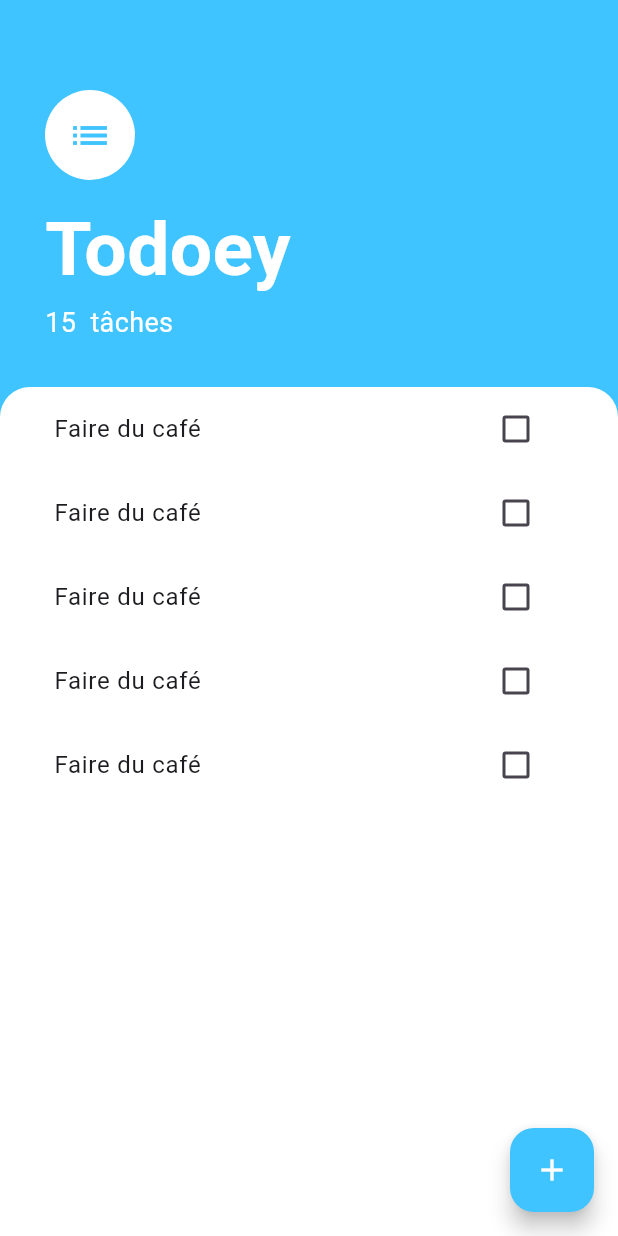
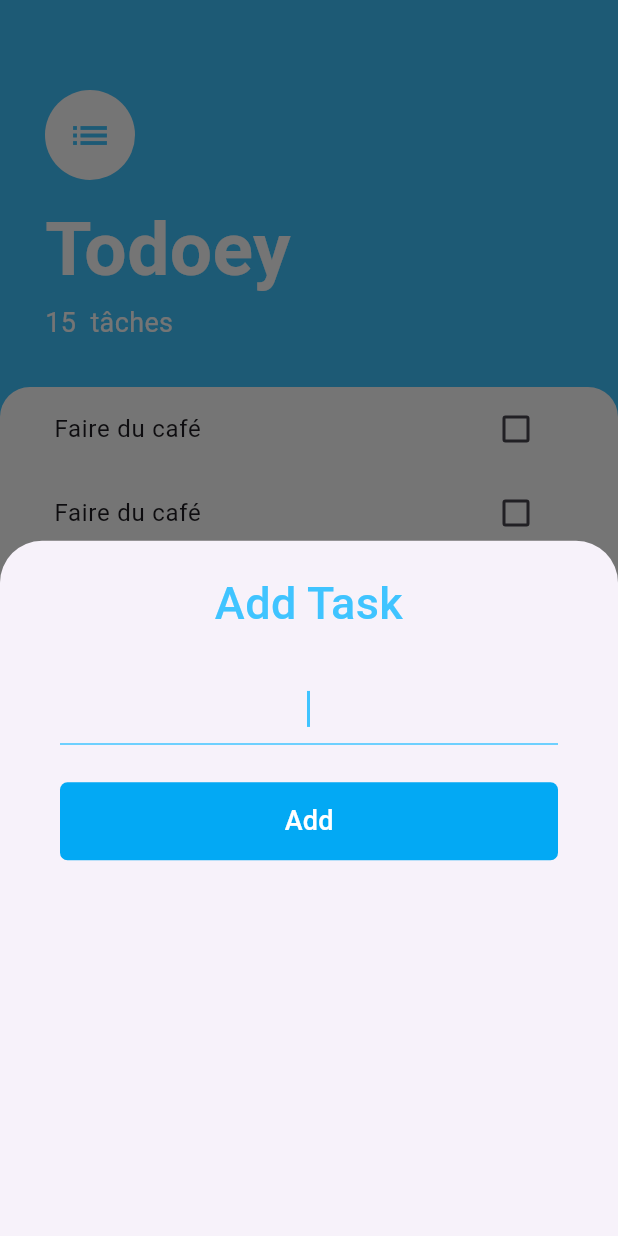
Before and after one commit to Abberate/todoey_flutter, a Flutter app: the screen it shows after launch, after a tap on the "add" icon, on a phone screen of 412 x 824 dp. Run offline on Flutter 3.47's test engine with Material 3 defaults, Android fonts, the phone set to English and light mode, and no system bars.

Commit message:
commit-24-10-24

```diff
--- /dev/null
+++ b/lib/screens/add_task_screen.dart
@@ -0,0 +1,64 @@
+import 'package:flutter/material.dart';
+
+class AddTaskScreen extends StatelessWidget {
+  const AddTaskScreen({super.key});
+
+  @override
+  Widget build(BuildContext context) {
+    final TextEditingController? controller = TextEditingController();
+
+    return Container(
+      width: double.infinity,
+      padding: const EdgeInsets.symmetric(horizontal: 40.0, vertical: 20.0),
+      child: Column(
+        crossAxisAlignment: CrossAxisAlignment.stretch,
+        children: [
+          const Text("Add Task",
+              textAlign: TextAlign.center,
+              style: TextStyle(
+                  fontSize: 30.0,
+                  color: Colors.lightBlueAccent,
+                  fontWeight: FontWeight.w500)),
+          const SizedBox(height: 25.0,),
+          TextField(
+            autofocus: true,
+            textAlign: TextAlign.center,
+            onChanged: (value) {},
+            controller: controller,
+            cursorColor: Colors.lightBlueAccent,
+            decoration: const InputDecoration(
+              enabledBorder: UnderlineInputBorder(
+                borderSide: BorderSide(
+                    color: Colors
+                        .lightBlueAccent), // Couleur quand non sélectionné
+              ),
+              focusedBorder: UnderlineInputBorder(
+                borderSide: BorderSide(
+                    color: Colors
+                        .lightBlueAccent), // Couleur quand sélectionné
+              ),
+            ),
+          ),
+          const SizedBox(height: 25.0,),
+          TextButton(
+            onPressed: () {
+              // Action à exécuter lors de l'appui sur le bouton
+            },
+            style: TextButton.styleFrom(
+              backgroundColor: Colors.lightBlue, // Couleur de fond
+              shape: RoundedRectangleBorder(
+                borderRadius: BorderRadius.circular(5), // Réduire l'arrondi
+              ),
+              padding: EdgeInsets.symmetric(vertical: 13),
+            ),
+            child: const Text(
+              'Add',
+              style: TextStyle(color: Colors.white, fontSize: 18),
+            ),
+          ),
+        ],
+      ),
+
+    );
+  }
+}
--- a/lib/screens/tasks_screen.dart
+++ b/lib/screens/tasks_screen.dart
@@ -1,5 +1,6 @@
 import 'package:flutter/material.dart';
 import 'package:todoey_flutter/widgets/tasks_list.dart';
+import 'package:todoey_flutter/screens/add_task_screen.dart';
 
 class TasksScreen extends StatelessWidget {
   const TasksScreen({super.key});
@@ -7,10 +8,11 @@ class TasksScreen extends StatelessWidget {
   @override
   Widget build(BuildContext context) {
     List<bool> etattache = [false, true, false, true, false];
-
     return Scaffold(
       floatingActionButton: FloatingActionButton(
-        onPressed: () {},
+        onPressed: () {
+          showModalBottomSheet(context: context, builder: (context) => AddTaskScreen());
+        },
         child: Icon(
           Icons.add,
           color: Colors.white,
@@ -53,7 +55,7 @@ class TasksScreen extends StatelessWidget {
           Expanded(
             child: Container(
               padding: EdgeInsets.symmetric(horizontal: 20.0),
-              decoration: BoxDecoration(
+              decoration: const BoxDecoration(
                   color: Colors.white,
                   borderRadius: BorderRadius.only(
                       topRight: Radius.circular(20.0),
```
